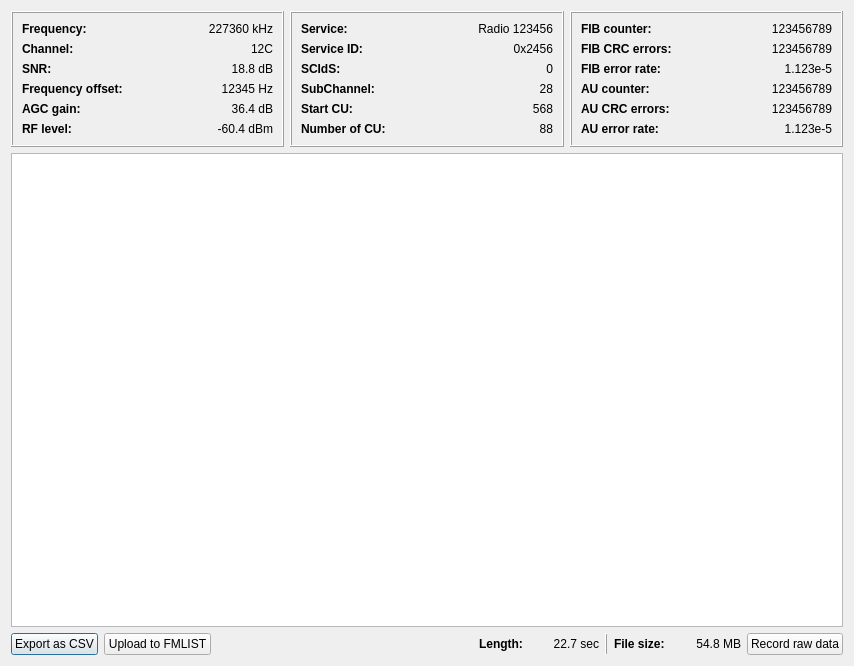
First picture: the form in gui/ensembleinfodialog.ui, repository KejPi/AbracaDABra, before the edit.
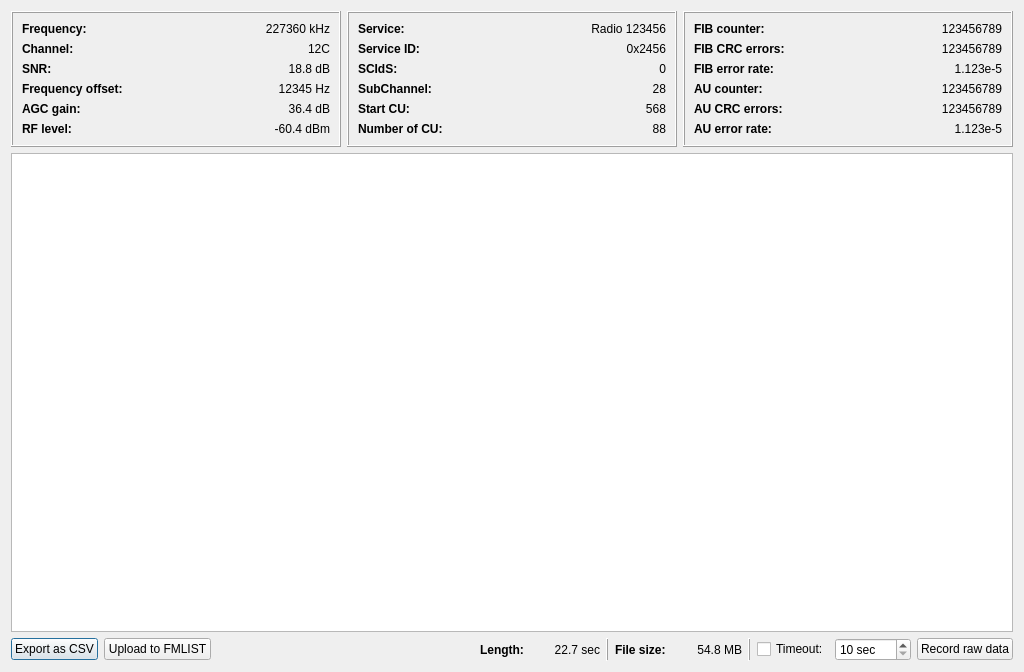
Second picture: the form after the edit.

Commit message: feat: IQ recording timeout option added

Patch:
```diff
--- a/gui/ensembleinfodialog.ui
+++ b/gui/ensembleinfodialog.ui
@@ -6,8 +6,8 @@
    <rect>
     <x>0</x>
     <y>0</y>
-    <width>854</width>
-    <height>666</height>
+    <width>1024</width>
+    <height>672</height>
    </rect>
   </property>
   <property name="windowTitle">
@@ -542,7 +542,7 @@
     </widget>
    </item>
    <item>
-    <layout class="QHBoxLayout" name="horizontalLayout_21">
+    <layout class="QHBoxLayout" name="horizontalLayout_23">
      <item>
       <widget class="QPushButton" name="csvExportButton">
        <property name="text">
@@ -603,7 +603,7 @@
       </layout>
      </item>
      <item>
-      <widget class="QFrame" name="dumpVLine">
+      <widget class="QFrame" name="dumpVLine1">
        <property name="frameShape">
         <enum>QFrame::Shape::VLine</enum>
        </property>
@@ -644,6 +644,43 @@
        </item>
       </layout>
      </item>
+     <item>
+      <widget class="QFrame" name="dumpVLine2">
+       <property name="frameShape">
+        <enum>QFrame::Shape::VLine</enum>
+       </property>
+       <property name="frameShadow">
+        <enum>QFrame::Shadow::Raised</enum>
+       </property>
+      </widget>
+     </item>
+     <item>
+      <layout class="QHBoxLayout" name="horizontalLayout_21">
+       <item>
+        <widget class="QCheckBox" name="timeoutCheckBox">
+         <property name="text">
+          <string>Timeout:</string>
+         </property>
+        </widget>
+       </item>
+       <item>
+        <widget class="QSpinBox" name="timeoutSpinBox">
+         <property name="suffix">
+          <string> sec</string>
+         </property>
+         <property name="minimum">
+          <number>10</number>
+         </property>
+         <property name="maximum">
+          <number>7200</number>
+         </property>
+         <property name="singleStep">
+          <number>10</number>
+         </property>
+        </widget>
+       </item>
+      </layout>
+     </item>
      <item>
       <widget class="QPushButton" name="recordButton">
        <property name="text">
```
The commit also changes 6 other files.
